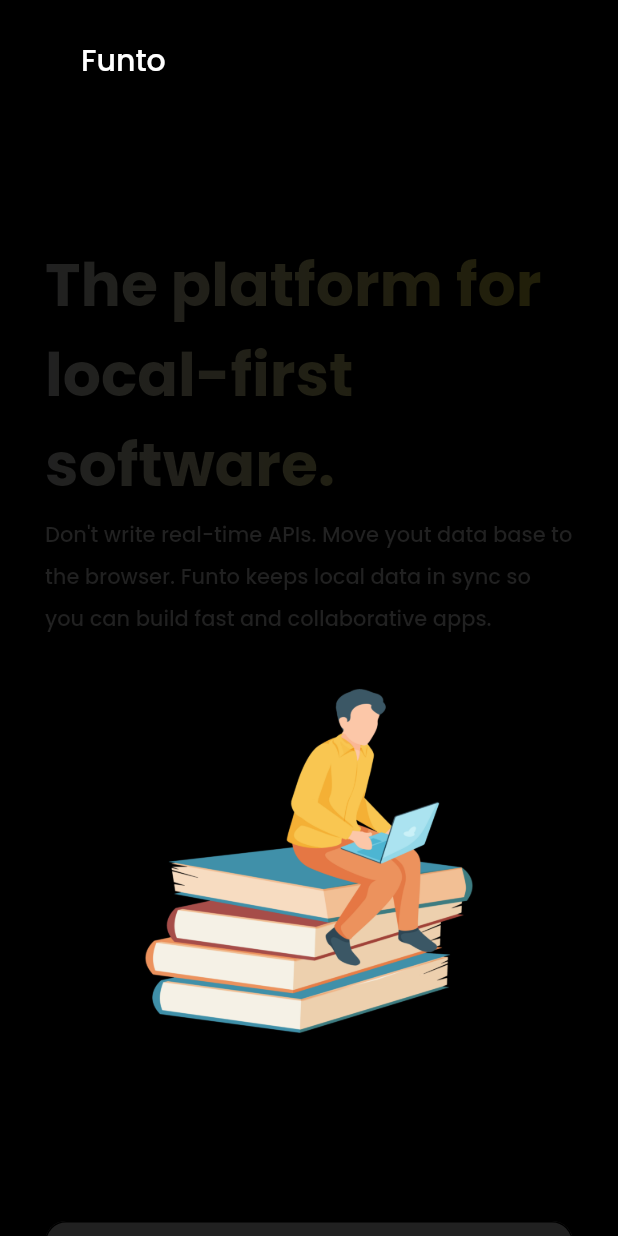
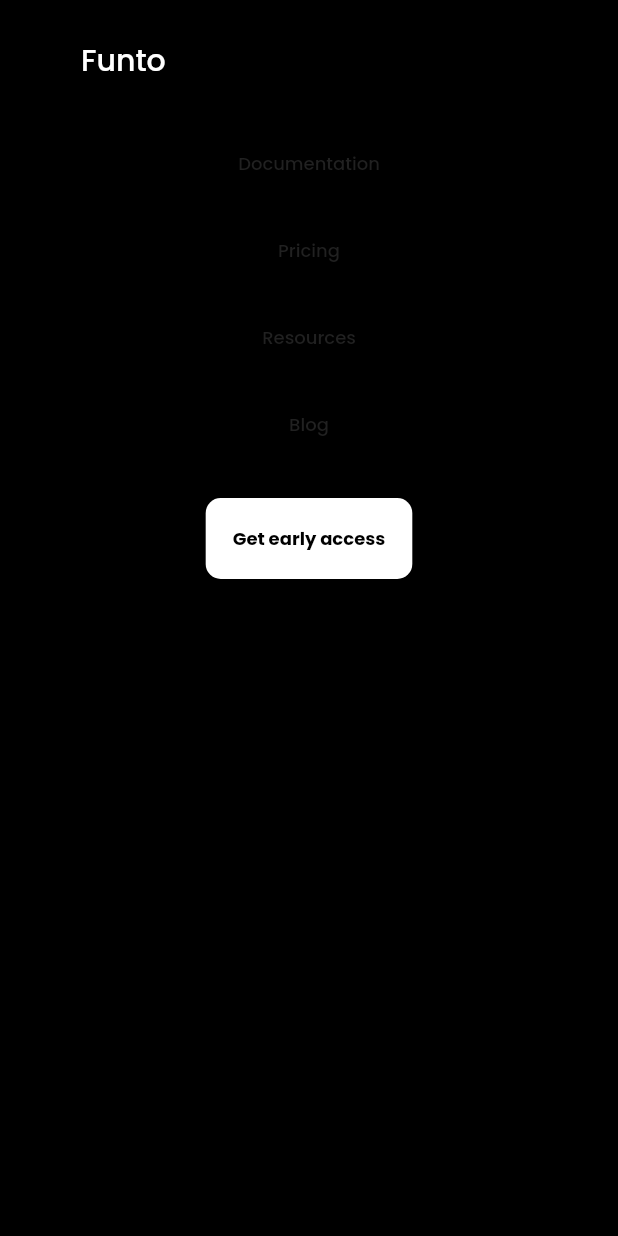
Before and after one commit to pozadkey/funto, a Flutter app: the screen it shows after launch, after a tap on the "menu" icon, on a phone screen of 412 x 824 dp. Run offline on Flutter 3.47's test engine with Material 2 defaults, Android fonts, the phone set to English and light mode, and no system bars; our stand-ins replace font_awesome_flutter, responsive_builder.

Commit message:
added reponsive navbar and loading page animation

```diff
--- a/lib/views/home.dart
+++ b/lib/views/home.dart
@@ -4,7 +4,6 @@ import 'package:flutter/material.dart';
 
 import 'widgets/home_details/home_details.dart';
 import 'widgets/navbar/navbar.dart';
-import 'widgets/navbar/navbar_tablet.dart';
 
 class Home extends StatefulWidget {
   const Home({Key? key}) : super(key: key);
--- /dev/null
+++ b/lib/views/widgets/dialog_box/dialog_box.dart
@@ -0,0 +1,92 @@
+// ignore_for_file: prefer_const_constructors, prefer_const_literals_to_create_immutables
+
+import 'package:flutter/material.dart';
+import 'package:funto_landing_page/views/widgets/navbar/navbar_item.dart';
+import 'package:funto_landing_page/views/widgets/navbar/navbar_logo.dart';
+
+class DialogBox extends StatelessWidget {
+  const DialogBox({Key? key}) : super(key: key);
+
+  @override
+  Widget build(BuildContext context) {
+    final _navbuttonfonts = TextStyle(
+        fontStyle: FontStyle.normal,
+        fontSize: 12,
+        color: Colors.black,
+        fontWeight: FontWeight.w700);
+
+    return Dialog(
+      insetPadding: EdgeInsets.fromLTRB(0, 0, 0, 0),
+      child: Container(
+        alignment: Alignment.topCenter,
+        decoration: BoxDecoration(
+          color: Colors.black,
+          shape: BoxShape.rectangle,
+        ),
+        child: Column(
+          children: [
+            Container(
+              height: 80,
+              padding: EdgeInsets.fromLTRB(20, 0, 20, 0),
+              child: Row(
+                mainAxisSize: MainAxisSize.max,
+                mainAxisAlignment: MainAxisAlignment.spaceBetween,
+                children: [
+                  NavBarLogo(),
+                  IconButton(
+                    onPressed: () {
+                      Navigator.pop(context);
+                    },
+                    icon: Icon(Icons.cancel),
+                    iconSize: 30,
+                  )
+                ],
+              ),
+            ),
+            SizedBox(
+              height: 20,
+            ),
+            NavBarItem(title: 'Documentation'),
+            SizedBox(
+              height: 40,
+            ),
+            NavBarItem(title: 'Pricing'),
+            SizedBox(
+              height: 40,
+            ),
+            NavBarItem(title: 'Resources'),
+            SizedBox(
+              height: 40,
+            ),
+            NavBarItem(title: 'Blog'),
+            SizedBox(
+              height: 40,
+            ),
+            Flexible(
+              child: Row(
+                mainAxisAlignment: MainAxisAlignment.center,
+                children: [
+                  TextButton(
+                    child: Padding(
+                      padding: EdgeInsets.fromLTRB(10, 10, 10, 10),
+                      child: Text(
+                        'Get early access',
+                        style: _navbuttonfonts,
+                      ),
+                    ),
+                    onPressed: () {},
+                    style: TextButton.styleFrom(
+                      backgroundColor: Colors.white,
+                      shape: RoundedRectangleBorder(
+                          borderRadius: BorderRadius.circular(10.0)),
+                    ),
+                  ),
+                ],
+              ),
+            )
+          ],
+        ),
+      ),
+    );
+  }
+}
--- a/lib/views/widgets/home/home_desktop.dart
+++ /dev/null
@@ -1 +0,0 @@
-import 'package:flutter/material.dart';
--- a/lib/views/widgets/home_details/home_details.dart
+++ b/lib/views/widgets/home_details/home_details.dart
@@ -1,12 +1,9 @@
 // ignore_for_file: prefer_const_literals_to_create_immutables, sized_box_for_whitespace, prefer_const_constructors, avoid_unnecessary_containers
 
 import 'package:flutter/material.dart';
-import 'package:funto_landing_page/views/widgets/home/image_item.dart';
-import 'package:funto_landing_page/views/widgets/home/next_icon.dart';
 import 'package:funto_landing_page/views/widgets/home_details/home_desktop.dart';
 import 'package:funto_landing_page/views/widgets/home_details/home_mobile.dart';
 import 'package:funto_landing_page/views/widgets/home_details/home_tablet.dart';
-import 'package:funto_landing_page/views/widgets/sub_widgets/left_details/left_details.dart';
 import 'package:responsive_builder/responsive_builder.dart';
 
 class HomeDetails extends StatefulWidget {
--- a/lib/views/widgets/home_details/home_mobile.dart
+++ b/lib/views/widgets/home_details/home_mobile.dart
@@ -3,7 +3,6 @@
 import 'package:flutter/material.dart';
 import 'package:font_awesome_flutter/font_awesome_flutter.dart';
 import 'package:funto_landing_page/views/widgets/home/image_item.dart';
-import 'package:funto_landing_page/views/widgets/home/next_icon.dart';
 import 'package:funto_landing_page/views/widgets/sub_widgets/left_details/bottom_text.dart';
 import 'package:funto_landing_page/views/widgets/sub_widgets/left_details/call_to_action.dart';
 import 'package:funto_landing_page/views/widgets/sub_widgets/left_details/header.dart';
--- a/lib/views/widgets/home_details/home_tablet.dart
+++ b/lib/views/widgets/home_details/home_tablet.dart
@@ -3,7 +3,6 @@
 import 'package:flutter/material.dart';
 import 'package:font_awesome_flutter/font_awesome_flutter.dart';
 import 'package:funto_landing_page/views/widgets/home/image_item.dart';
-import 'package:funto_landing_page/views/widgets/home/next_icon.dart';
 import 'package:funto_landing_page/views/widgets/sub_widgets/left_details/bottom_text.dart';
 import 'package:funto_landing_page/views/widgets/sub_widgets/left_details/call_to_action.dart';
 import 'package:funto_landing_page/views/widgets/sub_widgets/left_details/header.dart';
--- a/lib/views/widgets/navbar/navbar_item.dart
+++ b/lib/views/widgets/navbar/navbar_item.dart
@@ -1,16 +1,22 @@
-// ignore_for_file: prefer_const_constructors
+// ignore_for_file: prefer_const_constructors, prefer_const_constructors_in_immutables
 
 import 'package:flutter/material.dart';
+import 'package:responsive_builder/responsive_builder.dart';
 
 class NavBarItem extends StatelessWidget {
   final String title;
   NavBarItem({Key? key, required this.title}) : super(key: key);
 
-  final _navfonts = TextStyle(
-      fontStyle: FontStyle.normal, fontSize: 12, fontWeight: FontWeight.w500);
-
   @override
   Widget build(BuildContext context) {
+    return ResponsiveBuilder(builder: (context, sizingInformation) {
+      final _navfonts = TextStyle(
+          fontStyle: FontStyle.normal,
+          fontSize:
+              sizingInformation.deviceScreenType == DeviceScreenType.tablet
+                  ? 14
+                  : 12,
+          fontWeight: FontWeight.w500);
       return Padding(
         padding: EdgeInsets.fromLTRB(15, 0, 15, 0),
         child: Text(
@@ -18,5 +24,6 @@ class NavBarItem extends StatelessWidget {
           style: _navfonts,
         ),
       );
+    });
   }
 }
--- a/lib/views/widgets/navbar/navbar_mobile.dart
+++ b/lib/views/widgets/navbar/navbar_mobile.dart
@@ -1,11 +1,18 @@
-// ignore_for_file: prefer_const_literals_to_create_immutables, prefer_const_constructors
+// ignore_for_file: prefer_const_constructors
 
 import 'package:flutter/material.dart';
-import 'package:funto_landing_page/views/widgets/navbar/navbar_logo.dart';
+import 'package:funto_landing_page/views/widgets/dialog_box/dialog_box.dart';
 
-class NavBarMobile extends StatelessWidget {
+import 'navbar_logo.dart';
+
+class NavBarMobile extends StatefulWidget {
   const NavBarMobile({Key? key}) : super(key: key);
 
+  @override
+  _NavBarMobileState createState() => _NavBarMobileState();
+}
+
+class _NavBarMobileState extends State<NavBarMobile> {
   @override
   Widget build(BuildContext context) {
     return Container(
@@ -17,7 +24,15 @@ class NavBarMobile extends StatelessWidget {
           children: [
             NavBarLogo(),
             IconButton(
-              onPressed: () {},
+              onPressed: () {
+                showDialog(
+                    barrierDismissible: false,
+                    barrierColor: null,
+                    context: context,
+                    builder: (BuildContext context) {
+                      return DialogBox();
+                    });
+              },
               icon: Icon(Icons.menu_rounded),
               iconSize: 30,
             )
--- a/lib/views/widgets/sub_widgets/left_details/call_to_action.dart
+++ b/lib/views/widgets/sub_widgets/left_details/call_to_action.dart
@@ -1,3 +1,5 @@
+// ignore_for_file: prefer_const_constructors
+
 import 'package:flutter/material.dart';
 
 class CallToAction extends StatelessWidget {
--- a/lib/views/widgets/sub_widgets/left_details/inputField.dart
+++ b/lib/views/widgets/sub_widgets/left_details/inputField.dart
@@ -1,4 +1,4 @@
-// ignore_for_file: prefer_const_constructors
+// ignore_for_file: prefer_const_constructors, file_names
 
 import 'package:flutter/material.dart';
 
```
Also changed, not shown: lib/views/widgets/centered_view/centered_view.dart (deleted, +0 -20 lines), lib/views/widgets/navbar/navbar_desktop.dart (+1 -6 lines), lib/views/widgets/navbar/navbar_tablet.dart (+92 -2 lines), 3 other files. Lines whose indentation alone changed are shown as unchanged.
